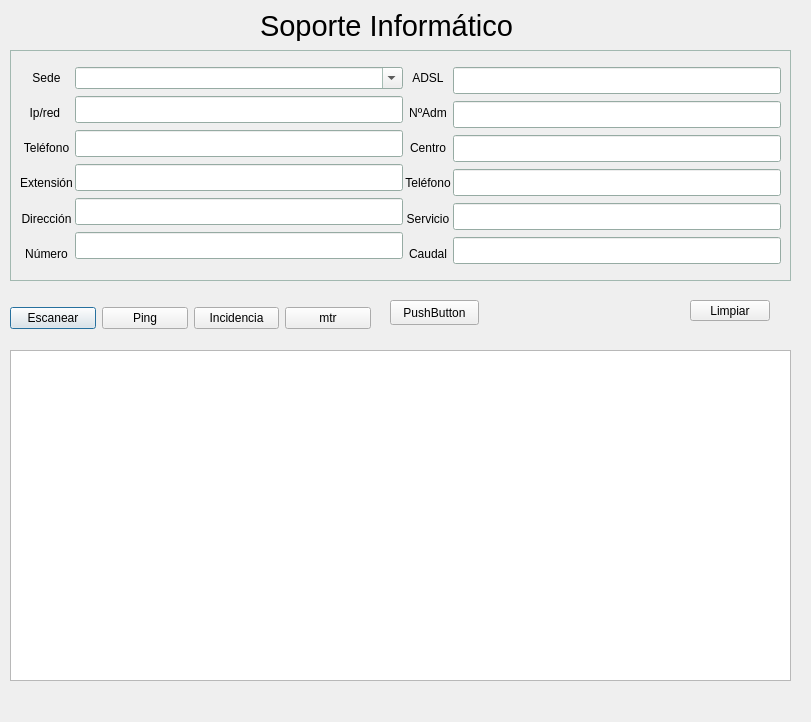
This is soporte.ui in kapazao/GrxMenu as Qt 5 draws it before an edit. The edited form follows.
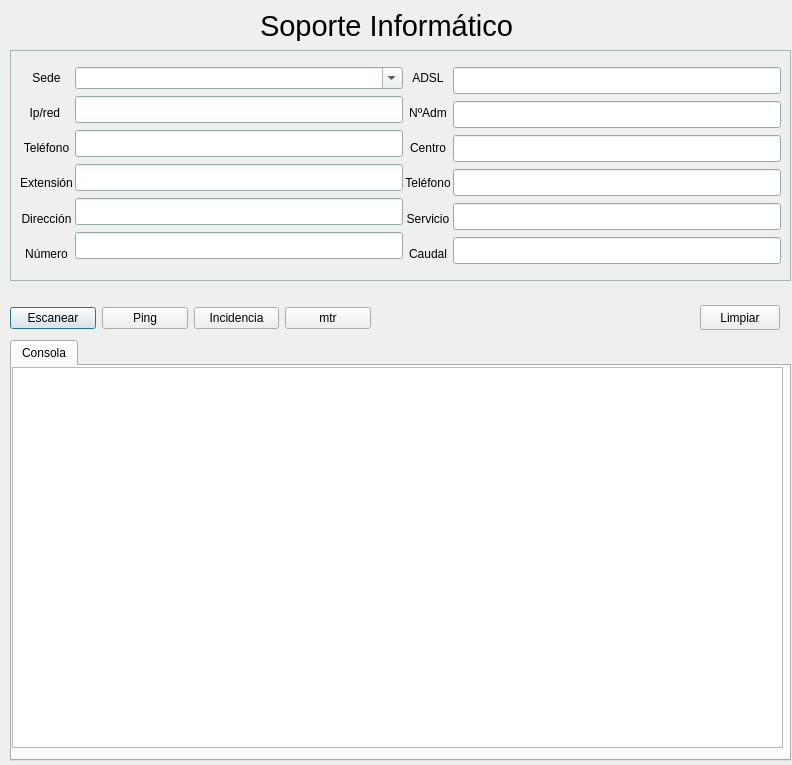
This is the edited form.

The edit to the form file:
```diff
--- a/soporte.ui
+++ b/soporte.ui
@@ -6,29 +6,13 @@
    <rect>
     <x>0</x>
     <y>0</y>
-    <width>811</width>
-    <height>722</height>
+    <width>792</width>
+    <height>765</height>
    </rect>
   </property>
   <property name="windowTitle">
    <string>Dialog</string>
   </property>
-  <widget class="QPlainTextEdit" name="TextoSalida">
-   <property name="geometry">
-    <rect>
-     <x>10</x>
-     <y>350</y>
-     <width>781</width>
-     <height>331</height>
-    </rect>
-   </property>
-   <property name="focusPolicy">
-    <enum>Qt::NoFocus</enum>
-   </property>
-   <property name="readOnly">
-    <bool>false</bool>
-   </property>
-  </widget>
   <widget class="QLabel" name="label_13">
    <property name="geometry">
     <rect>
@@ -453,19 +437,6 @@
     </item>
    </layout>
   </widget>
-  <widget class="QPushButton" name="pushButton_4">
-   <property name="geometry">
-    <rect>
-     <x>390</x>
-     <y>300</y>
-     <width>89</width>
-     <height>25</height>
-    </rect>
-   </property>
-   <property name="text">
-    <string>PushButton</string>
-   </property>
-  </widget>
   <widget class="QLabel" name="Estado">
    <property name="geometry">
     <rect>
@@ -482,16 +453,56 @@
   <widget class="QPushButton" name="Btn_Limpiar">
    <property name="geometry">
     <rect>
-     <x>690</x>
-     <y>300</y>
+     <x>700</x>
+     <y>305</y>
      <width>80</width>
-     <height>21</height>
+     <height>25</height>
     </rect>
    </property>
    <property name="text">
     <string>Limpiar</string>
    </property>
   </widget>
+  <widget class="QTabWidget" name="tabWidget">
+   <property name="geometry">
+    <rect>
+     <x>10</x>
+     <y>340</y>
+     <width>781</width>
+     <height>421</height>
+    </rect>
+   </property>
+   <property name="styleSheet">
+    <string notr="true">color=blue</string>
+   </property>
+   <property name="currentIndex">
+    <number>0</number>
+   </property>
+   <widget class="QWidget" name="consola">
+    <attribute name="title">
+     <string>Consola</string>
+    </attribute>
+    <widget class="QPlainTextEdit" name="TextoSalida">
+     <property name="geometry">
+      <rect>
+       <x>0</x>
+       <y>1</y>
+       <width>771</width>
+       <height>381</height>
+      </rect>
+     </property>
+     <property name="focusPolicy">
+      <enum>Qt::NoFocus</enum>
+     </property>
+     <property name="styleSheet">
+      <string notr="true">color=blue</string>
+     </property>
+     <property name="readOnly">
+      <bool>false</bool>
+     </property>
+    </widget>
+   </widget>
+  </widget>
  </widget>
  <resources/>
  <connections>
```
